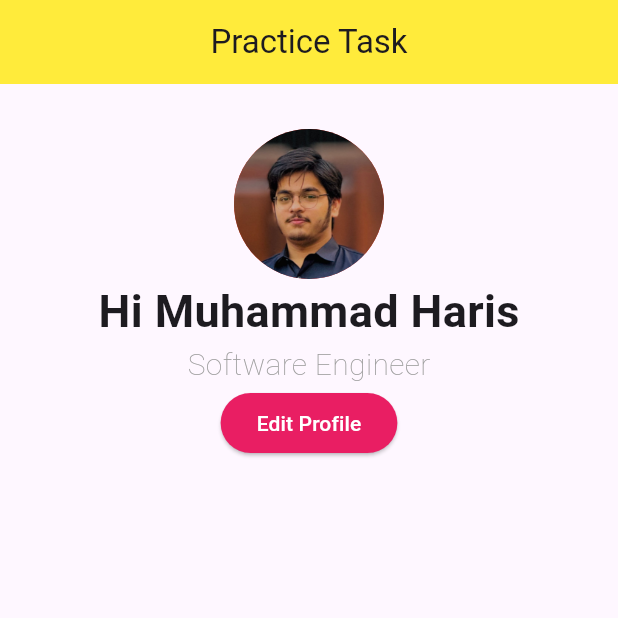
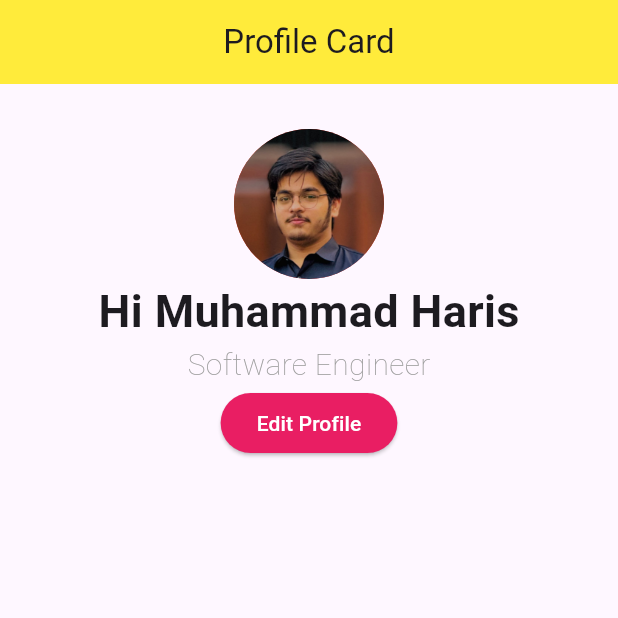
Before and after one commit to haris379/FlutterLearning, a Flutter app: the screen it shows after launch, on a phone screen of 412 x 824 dp, the top half of it. Run offline on Flutter 3.47's test engine with Material 3 defaults, Android fonts, the light colour scheme and no system bars; our stand-ins replace flutter_slidable.

Commit message:
Update Title

```diff
--- a/lib/profileScreenCard.dart
+++ b/lib/profileScreenCard.dart
@@ -9,7 +9,7 @@ class Profile extends StatelessWidget {
       child: Scaffold(
         appBar: AppBar(
           backgroundColor: Colors.yellow,
-          title: const Text("Practice Task"),
+          title: const Text("Profile Card"),
           centerTitle: true,
         ),
 
```
Also changed, not shown: lib/ProductCard.dart (added).
